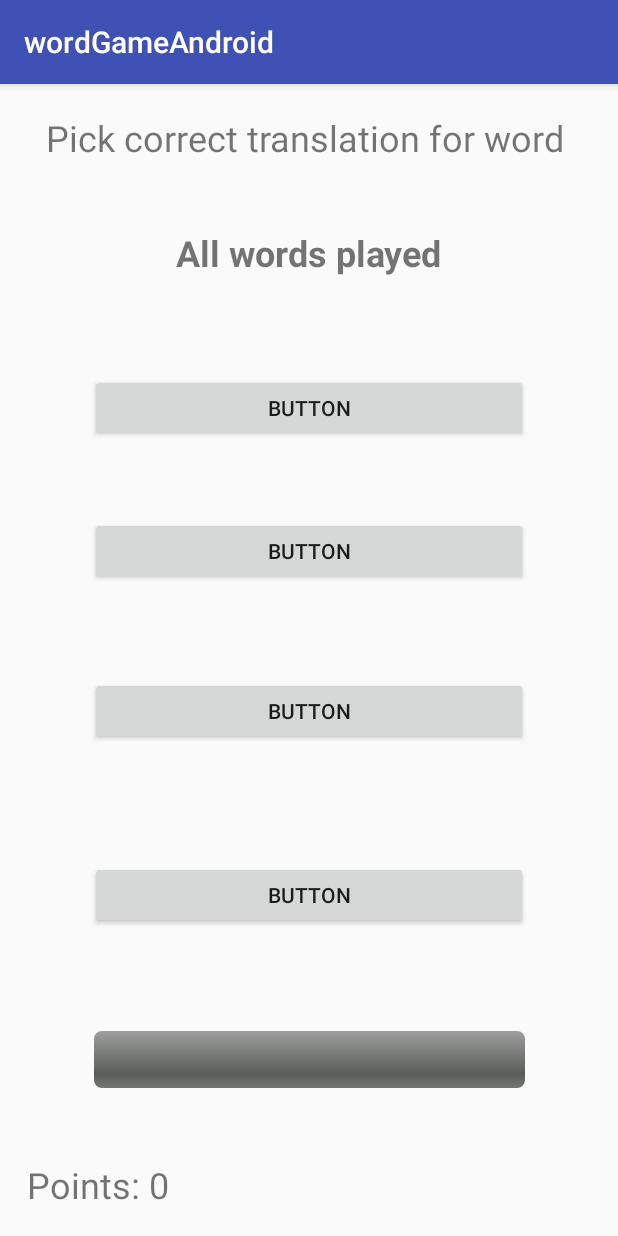
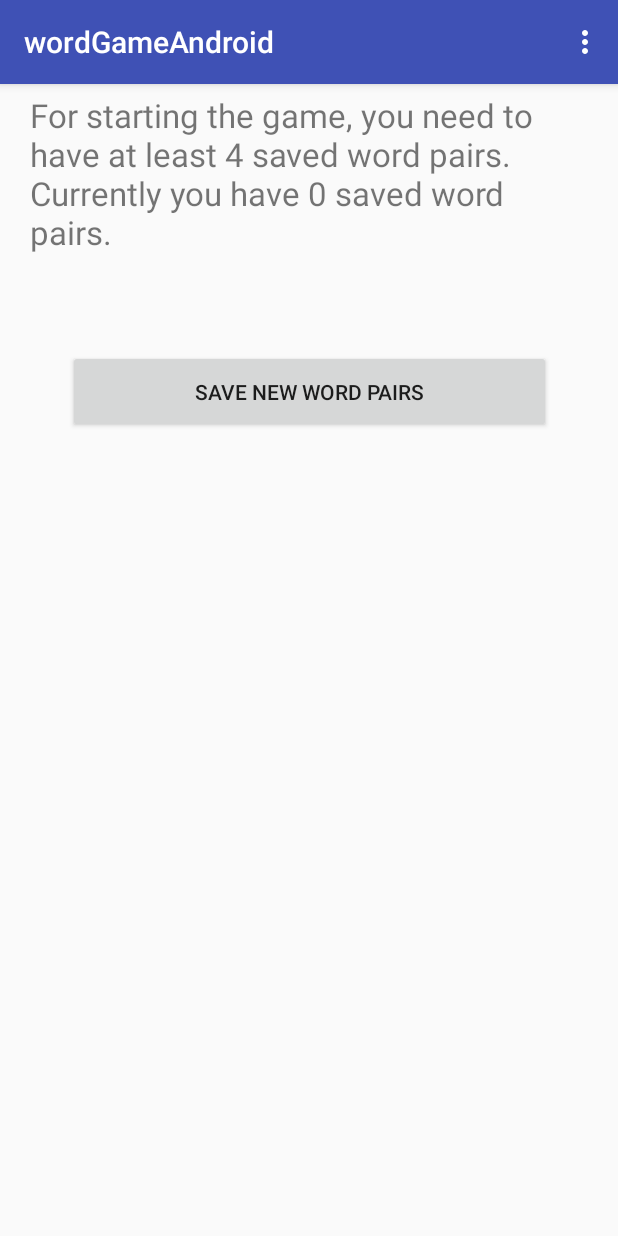
Before and after one commit to vilmursss/Android-Language-Learning-Tool, an Android app: the screen it shows after launch (GameActivity), after a tap on "START GAME", on a phone screen of 412 x 824 dp. Run offline under Robolectric (Android 15) with nearby library versions, the phone set to English and light mode, and no system bars.

Commit message:
Menu item added and some small tweaks to game-mode

```diff
--- a/app/build.gradle
+++ b/app/build.gradle
@@ -27,4 +27,5 @@ dependencies {
     compile 'com.android.support:appcompat-v7:25.3.1'
     compile 'com.android.support.constraint:constraint-layout:1.0.2'
     testCompile 'junit:junit:4.12'
+    compile 'com.android.support:preference-v7:25.3.1'
 }
--- a/app/src/main/java/com/example/android/wordgameandroid/GameActivity.java
+++ b/app/src/main/java/com/example/android/wordgameandroid/GameActivity.java
@@ -2,6 +2,7 @@ package com.example.android.wordgameandroid;
 
 import android.animation.Animator;
 import android.animation.ObjectAnimator;
+import android.content.Intent;
 import android.graphics.Color;
 import android.graphics.drawable.Drawable;
 import android.media.AudioManager;
@@ -13,6 +14,9 @@ import android.os.Handler;
 import android.support.v7.app.AppCompatActivity;
 import android.os.Bundle;
 import android.util.Log;
+import android.view.Menu;
+import android.view.MenuInflater;
+import android.view.MenuItem;
 import android.view.View;
 import android.view.animation.DecelerateInterpolator;
 import android.widget.Button;
@@ -25,8 +29,6 @@ import java.util.HashMap;
 import java.util.Random;
 
 public class GameActivity extends AppCompatActivity {
-
-
 
     // SoundPool
 
@@ -44,6 +46,7 @@ public class GameActivity extends AppCompatActivity {
     TextView translatableWord;
     TextView pointsTextView;
     TextView gameOverText;
+    TextView mNotEnoughWords;
 
     // Clickable option buttons
 
@@ -51,6 +54,7 @@ public class GameActivity extends AppCompatActivity {
     Button secondOption;
     Button thirdOption;
     Button fourthOption;
+    Button moveToAddWords;
 
     // DbHandler
 
@@ -78,12 +82,15 @@ public class GameActivity extends AppCompatActivity {
     protected void onCreate(Bundle savedInstanceState) {
 
         super.onCreate(savedInstanceState);
+
+        if(dbHandler.getWordCount() >= 4) {
+
             setContentView(R.layout.activity_game);
 
             gameOverText = (TextView) findViewById(R.id.PickText);
             translatableWord = (TextView) findViewById(R.id.roundWord);
             pointsTextView = (TextView) findViewById(R.id.points);
-        pointsTextView.setText("Points: "+ String.valueOf(gamePoints));
+            pointsTextView.setText("Points: " + String.valueOf(gamePoints));
 
             firstOption = (Button) findViewById(R.id.firstBtn);
             secondOption = (Button) findViewById(R.id.secondBtn);
@@ -106,6 +113,38 @@ public class GameActivity extends AppCompatActivity {
 
             newQuestion();
         }
+        else {
+            setContentView(R.layout.not_enough_words_in_db);
+
+            moveToAddWords = (Button) findViewById(R.id.saveWordsBtn);
+            mNotEnoughWords = (TextView) findViewById(R.id.notEnoughWords);
+            mNotEnoughWords.setText("For starting the game, you need to have at least 4 saved word pairs. Currently you have " + String.valueOf(dbHandler.getWordCount()) + " saved word pairs.");
+        }
+    }
+
+    // Create options menu
+
+    @Override
+    public boolean onCreateOptionsMenu(Menu menu){
+        MenuInflater inflater = getMenuInflater();
+        inflater.inflate(R.menu.settings_menu, menu);
+        return true;
+    }
+
+    // Create items selectable on items menu
+
+    @Override
+    public boolean onOptionsItemSelected(MenuItem menuItem){
+        int id = menuItem.getItemId();
+        if(id == R.id.settings_menu){
+            Intent startIntentActivity = new Intent(this, SettingsActivity.class);
+            startIntentActivity.putExtra("CLASS_INFORMATION", AddWord.class);
+            startActivity(startIntentActivity);
+            return true;
+        }
+        return super.onOptionsItemSelected(menuItem);
+    }
+
 
     // Countdown timer for the progressBar
 
@@ -128,7 +167,8 @@ public class GameActivity extends AppCompatActivity {
             public void onFinish() {
 
                 playWrongAnswerSound();
-
+                mCountDownTimer.cancel();
+                wrongAnswer();
             }
         };
         mCountDownTimer.start();
@@ -477,4 +517,10 @@ public class GameActivity extends AppCompatActivity {
 
     }
 
+    public void saveWordsBtn(View view){
+
+        Intent i = new Intent(this, AddWord.class);
+        startActivity(i);
     }
+
+}
--- a/app/src/main/java/com/example/android/wordgameandroid/MainActivity.java
+++ b/app/src/main/java/com/example/android/wordgameandroid/MainActivity.java
@@ -5,6 +5,9 @@ import android.content.Intent;
 import android.support.v7.app.AlertDialog;
 import android.support.v7.app.AppCompatActivity;
 import android.os.Bundle;
+import android.view.Menu;
+import android.view.MenuInflater;
+import android.view.MenuItem;
 import android.view.View;
 import android.widget.Toast;
 
@@ -14,6 +17,29 @@ public class MainActivity extends AppCompatActivity {
     protected void onCreate(Bundle savedInstanceState) {
         super.onCreate(savedInstanceState);
         setContentView(R.layout.activity_main);
+    }
+
+    // Create options menu
+
+    @Override
+    public boolean onCreateOptionsMenu(Menu menu){
+        MenuInflater inflater = getMenuInflater();
+        inflater.inflate(R.menu.settings_menu, menu);
+        return true;
+    }
+
+    // Create items selectable on items menu
+
+    @Override
+    public boolean onOptionsItemSelected(MenuItem menuItem){
+        int id = menuItem.getItemId();
+        if(id == R.id.settings_menu){
+            Intent startIntentActivity = new Intent(this, SettingsActivity.class);
+            startIntentActivity.putExtra("CLASS_INFORMATION", AddWord.class);
+            startActivity(startIntentActivity);
+            return true;
+        }
+        return super.onOptionsItemSelected(menuItem);
     }
 
     // Open add word pair activity
--- /dev/null
+++ b/app/src/main/res/layout/activity_settings.xml
@@ -0,0 +1,6 @@
+<?xml version="1.0" encoding="utf-8"?>
+<fragment xmlns:android="http://schemas.android.com/apk/res/android"
+    android:id="@+id/activity_settings"
+    android:name="com.example.android.wordgameandroid.SettingsFragment"
+    android:layout_width="match_parent"
+    android:layout_height="match_parent"/>
--- /dev/null
+++ b/app/src/main/res/layout/not_enough_words_in_db.xml
@@ -0,0 +1,36 @@
+<?xml version="1.0" encoding="utf-8"?>
+<android.support.constraint.ConstraintLayout
+    xmlns:android="http://schemas.android.com/apk/res/android"
+    xmlns:app="http://schemas.android.com/apk/res-auto"
+    xmlns:tools="http://schemas.android.com/tools"
+    android:layout_width="match_parent"
+    android:layout_height="match_parent">
+
+    <TextView
+        android:id="@+id/notEnoughWords"
+        android:layout_width="372dp"
+        android:layout_height="107dp"
+        android:layout_marginLeft="8dp"
+        android:layout_marginRight="8dp"
+        android:layout_marginTop="6dp"
+        android:textSize="22sp"
+        app:layout_constraintLeft_toLeftOf="parent"
+        app:layout_constraintRight_toRightOf="parent"
+        app:layout_constraintTop_toTopOf="parent" />
+
+    <Button
+        android:id="@+id/saveWordsBtn"
+        android:layout_width="322dp"
+        android:layout_height="55dp"
+        android:layout_marginBottom="8dp"
+        android:layout_marginLeft="8dp"
+        android:layout_marginRight="8dp"
+        android:layout_marginTop="8dp"
+        android:onClick="saveWordsBtn"
+        android:text="Save new word pairs"
+        app:layout_constraintBottom_toBottomOf="parent"
+        app:layout_constraintLeft_toLeftOf="parent"
+        app:layout_constraintRight_toRightOf="parent"
+        app:layout_constraintTop_toTopOf="parent"
+        app:layout_constraintVertical_bias="0.243" />
+</android.support.constraint.ConstraintLayout>
--- /dev/null
+++ b/app/src/main/res/menu/settings_menu.xml
@@ -0,0 +1,11 @@
+<?xml version="1.0" encoding="utf-8"?>
+<menu xmlns:android="http://schemas.android.com/apk/res/android"
+    xmlns:app="http://schemas.android.com/apk/res-auto">
+
+    <item
+        android:id="@+id/settings_menu"
+        android:orderInCategory="100"
+        android:title="Settings"
+        app:showAsAction="never"/>
+
+</menu>
--- /dev/null
+++ b/app/src/main/res/values/bools.xml
@@ -0,0 +1,4 @@
+<?xml version="1.0" encoding="utf-8"?>
+<resources>
+    <bool name="pref_sounds">true</bool>
+</resources>
--- a/app/src/main/res/values/styles.xml
+++ b/app/src/main/res/values/styles.xml
@@ -6,6 +6,7 @@
         <item name="colorPrimary">@color/colorPrimary</item>
         <item name="colorPrimaryDark">@color/colorPrimaryDark</item>
         <item name="colorAccent">@color/colorAccent</item>
+        <item name="preferenceTheme">@style/PreferenceThemeOverlay</item>
     </style>
 
 </resources>
```
Also changed, not shown: app/src/main/AndroidManifest.xml (+11 -3 lines), app/src/main/java/com/example/android/wordgameandroid/AddWord.java (+28 -0 lines), app/src/main/java/com/example/android/wordgameandroid/SettingsActivity.java (added, +40 -0 lines), app/src/main/java/com/example/android/wordgameandroid/SettingsFragment.java (added, +12 -0 lines), app/src/main/res/xml/pref_gameactivity.xml (added, +10 -0 lines). Lines whose indentation alone changed are shown as unchanged.
